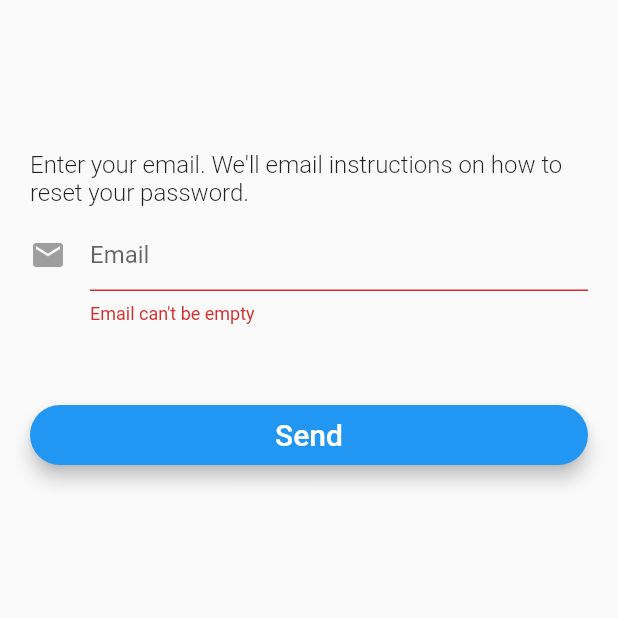
After one commit to Evgenestan/timerforeyes, a Flutter app: the resetPasswordPage screen opened directly, after a tap on "Send", on a phone screen of 412 x 824 dp, the top half of it. The commit adds this screen. Run offline on Flutter 3.47's test engine with Material 2 defaults, Android fonts, the phone set to English and light mode, and no system bars; our stand-ins replace curved_navigation_bar, firebase_auth, flutter_local_notifications, flutter_mobx, mobx, shared_preferences; missing offline and left inert: android_alarm_manager; accounts and stored records are empty; generated files the repository leaves out were written again; statements that could not run were skipped.

```diff
--- a/lib/auth_firebase.dart
+++ b/lib/auth_firebase.dart
@@ -54,3 +54,15 @@ Future<bool> updateProfile(String _name) async {
   });
   return success;
 }
+
+Future<void> sendPasswordResetEmail(String _email) async {
+
+  await firebase.sendPasswordResetEmail(email: _email).then((value) async {
+    Firebase_User = await getCurrentUser();
+
+  }).catchError((e) {
+    print(e);
+
+  });
+
+}
--- /dev/null
+++ b/lib/resetPassword.dart
@@ -0,0 +1,173 @@
+import 'package:flutter/material.dart';
+import 'package:flutter/services.dart';
+import 'package:timerforeyes/auth_firebase.dart';
+
+
+import 'theme.dart';
+
+class resetPasswordPage extends StatefulWidget {
+  @override
+  _resetPasswordPageState createState() => _resetPasswordPageState();
+}
+
+class _resetPasswordPageState extends State<resetPasswordPage> {
+  final _formKey = GlobalKey<FormState>();
+
+
+  bool _isLoading;
+  String _email;
+  String _errorMessage;
+
+  @override
+  Widget build(BuildContext context) {
+    return Scaffold(
+      backgroundColor: backgroundColor,
+      body: Stack(
+        children: <Widget>[
+          _showForm(),
+          showCircularProgress(),
+        ],
+      ),
+    );
+  }
+
+  @override
+  void initState() {
+    _errorMessage = '';
+    _isLoading = false;
+    super.initState();
+  }
+
+  void resetForm() {
+    _formKey.currentState.reset();
+    _errorMessage = '';
+  }
+
+  Widget showCircularProgress() {
+    if (_isLoading) {
+      return Center(child: CircularProgressIndicator());
+    }
+    return Container(
+      height: 0.0,
+      width: 0.0,
+    );
+  }
+
+  Widget showInstructions() {
+    return Padding(
+      padding: const EdgeInsets.fromLTRB(20, 100, 20, 4),
+      child: Text(
+        'Enter your email. We\'ll email instructions on how to reset your password.',
+          style: TextStyle(fontSize: 16.0, color: colorText, fontWeight: FontWeight.w300)
+      )
+    );
+  }
+
+  Widget showEmailInput() {
+    return Padding(
+      padding: const EdgeInsets.fromLTRB(20, 4, 20, 50),
+      child: TextFormField(
+        maxLines: 1,
+        keyboardType: TextInputType.emailAddress,
+        autofocus: false,
+        decoration: InputDecoration(
+            hintText: 'Email',
+            icon: Icon(
+              Icons.mail,
+              color: Colors.grey,
+            )),
+        validator: (value) => value.isEmpty ? 'Email can\'t be empty' : null,
+        onSaved: (value) => _email = value.trim(),
+      ),
+    );
+  }
+
+  Widget showErrorMessage() {
+    if (_errorMessage.isNotEmpty && _errorMessage != null) {
+      return Text(
+        _errorMessage,
+        style: TextStyle(
+            fontSize: 13.0,
+            color: Colors.red,
+            height: 1.0,
+            fontWeight: FontWeight.w300),
+      );
+    } else {
+      return Container(
+        height: 0.0,
+      );
+    }
+  }
+
+  Widget showPrimaryButton() {
+    return Padding(
+        padding: EdgeInsets.fromLTRB(20, 4, 20, 4),
+        child: SizedBox(
+          height: 40.0,
+          child: RaisedButton(
+            elevation: 5.0,
+            shape: RoundedRectangleBorder(
+                borderRadius: BorderRadius.circular(30.0)),
+            color: Colors.blue,
+            child: Text('Send',
+                style: TextStyle(fontSize: 20.0, color: Colors.white)),
+            onPressed: validateAndSubmit,
+          ),
+        ));
+  }
+
+
+
+  bool validateAndSave() {
+    final form = _formKey.currentState;
+    if (form.validate()) {
+      form.save();
+      return true;
+    }
+    return false;
+  }
+
+  void validateAndSubmit() async {
+    setState(() {
+      _errorMessage = '';
+      _isLoading = true;
+    });
+    if (validateAndSave()) {
+
+      try {
+        await SystemChannels.textInput.invokeMethod('TextInput.hide');
+        await sendPasswordResetEmail(_email);
+        Navigator.pop(context);
+
+      } catch (e) {
+        print('Error: $e');
+        setState(() {
+          _isLoading = false;
+          _errorMessage = e.message;
+          _formKey.currentState.reset();
+        });
+      }
+    } else {
+      setState(() {
+        _isLoading = false;
+      });
+    }
+  }
+
+  Widget _showForm() {
+    return Container(
+        padding: EdgeInsets.all(0.0),
+        child: Form(
+          key: _formKey,
+          child: ListView(
+            shrinkWrap: true,
+            children: <Widget>[
+              showInstructions(),
+              showEmailInput(),
+              showPrimaryButton(),
+              showErrorMessage(),
+            ],
+          ),
+        ));
+  }
+}
```
Also changed, not shown: lib/MyHomePage.dart (+26 -18 lines), lib/SecondPage.dart (+37 -13 lines), lib/StreamCreater.dart (+6 -9 lines), lib/auth.dart (+17 -2 lines), lib/global_variable.dart (+9 -5 lines), lib/main.dart (+10 -4 lines).
